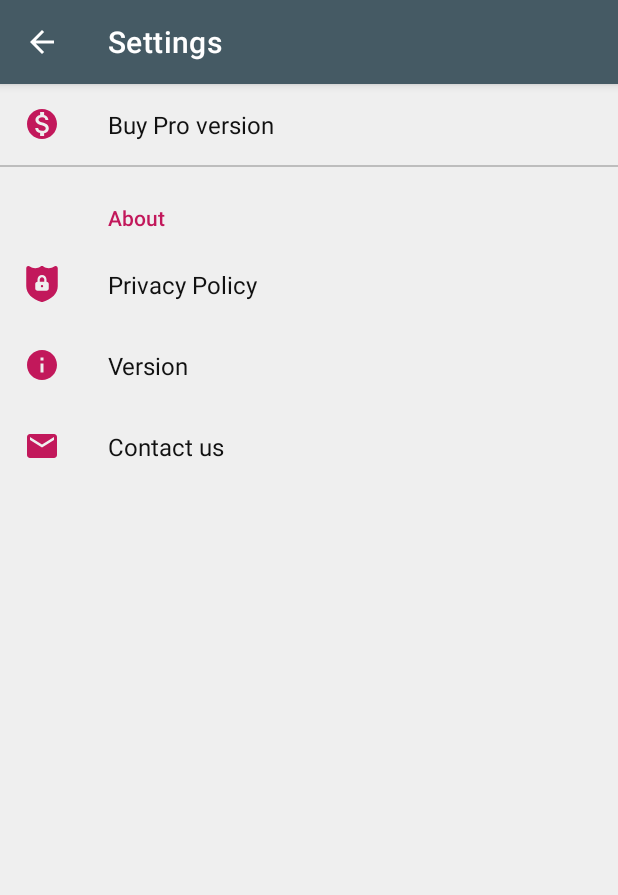
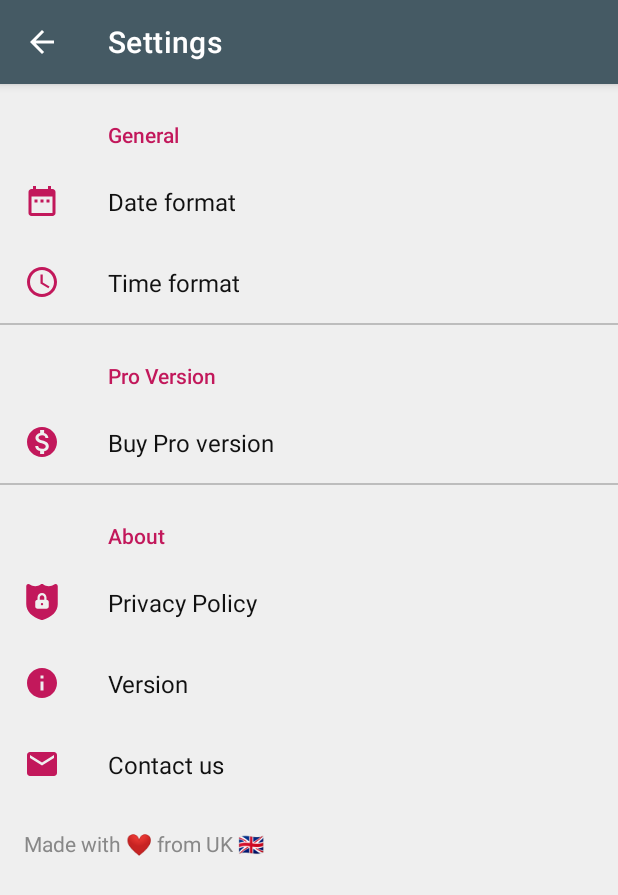
Before and after one commit to kevalpatel2106/year-in-progress, an Android app: the SettingsFragment screen opened directly, with no data from a screen before it, on a phone screen of 412 x 824 dp. Shown: the top 895 px of the screen. Run offline under Robolectric (Android 15) with nearby library versions, the phone set to English and light mode, and no system bars; our stand-ins replace AdMob, Dagger/Hilt's generated code, RxJava, androidx.preference; libraries missing offline, so code that uses them is left out: com.android.billingclient, com.facebook.stetho; 6 statements that could not run were skipped.

Commit message:
Settings for date and time
Signed-off-by: Keval Patel <kevalpatel2106@gmail.com>

```diff
--- a/app/src/main/java/com/kevalpatel2106/yip/detail/DetailViewModel.kt
+++ b/app/src/main/java/com/kevalpatel2106/yip/detail/DetailViewModel.kt
@@ -8,6 +8,7 @@ import android.text.style.ForegroundColorSpan
 import android.text.style.RelativeSizeSpan
 import androidx.lifecycle.MutableLiveData
 import com.kevalpatel2106.yip.R
+import com.kevalpatel2106.yip.base.DateFormatter
 import com.kevalpatel2106.yip.core.BaseViewModel
 import com.kevalpatel2106.yip.core.SingleLiveEvent
 import com.kevalpatel2106.yip.core.addTo
@@ -15,7 +16,6 @@ import com.kevalpatel2106.yip.entity.ProgressColor
 import com.kevalpatel2106.yip.entity.isPreBuild
 import com.kevalpatel2106.yip.repo.YipRepo
 import com.kevalpatel2106.yip.repo.utils.NtpProvider
-import java.text.SimpleDateFormat
 import java.util.*
 import java.util.concurrent.TimeUnit
 import javax.inject.Inject
@@ -24,9 +24,9 @@ import javax.inject.Inject
 internal class DetailViewModel @Inject internal constructor(
         private val application: Application,
         private val yipRepo: YipRepo,
-        private val ntpProvider: NtpProvider
+        private val ntpProvider: NtpProvider,
+        private val sdf: DateFormatter
 ) : BaseViewModel() {
-    private val sdf by lazy { SimpleDateFormat("dd-MMM-yyyy hh:mm", Locale.getDefault()) }
 
     internal var progressId: Long = 0
         set(value) {
--- a/app/src/main/res/drawable/ic_clock.xml
+++ b/app/src/main/res/drawable/ic_clock.xml
@@ -1,10 +1,9 @@
 <vector xmlns:android="http://schemas.android.com/apk/res/android"
     android:width="24dp"
     android:height="24dp"
-    android:tint="#FFFFFF"
     android:viewportHeight="24.0"
     android:viewportWidth="24.0">
     <path
-        android:fillColor="#FF000000"
+        android:fillColor="@color/colorAccent"
         android:pathData="M11.99,2C6.47,2 2,6.48 2,12s4.47,10 9.99,10C17.52,22 22,17.52 22,12S17.52,2 11.99,2zM12,20c-4.42,0 -8,-3.58 -8,-8s3.58,-8 8,-8 8,3.58 8,8 -3.58,8 -8,8zM12.5,7H11v6l5.25,3.15 0.75,-1.23 -4.5,-2.67z" />
 </vector>
--- a/app/src/main/res/drawable/ic_date_range.xml
+++ b/app/src/main/res/drawable/ic_date_range.xml
@@ -4,6 +4,6 @@
     android:viewportHeight="24.0"
     android:viewportWidth="24.0">
     <path
-        android:fillColor="@color/colorSecondaryText"
+        android:fillColor="@color/colorAccent"
         android:pathData="M9,11L7,11v2h2v-2zM13,11h-2v2h2v-2zM17,11h-2v2h2v-2zM19,4h-1L18,2h-2v2L8,4L8,2L6,2v2L5,4c-1.11,0 -1.99,0.9 -1.99,2L3,20c0,1.1 0.89,2 2,2h14c1.1,0 2,-0.9 2,-2L21,6c0,-1.1 -0.9,-2 -2,-2zM19,20L5,20L5,9h14v11z" />
 </vector>
--- a/app/src/main/res/values/const.xml
+++ b/app/src/main/res/values/const.xml
@@ -5,5 +5,8 @@
     <string name="pref_key_version" translatable="false">pref_key_version</string>
     <string name="pref_key_contact" translatable="false">pref_key_contact</string>
     <string name="pref_key_privacy_policy" translatable="false">pref_key_privacy_policy</string>
+    <string name="pref_key_pro_version_header" translatable="false">pro_version_header</string>
+    <string name="pref_key_date_format" translatable="false">pref_key_date_format</string>
+    <string name="pref_key_time_format" translatable="false">pref_key_time_format</string>
     <!--TODO: Categorize the constants-->
 </resources>
--- a/app/src/main/res/values/strings.xml
+++ b/app/src/main/res/values/strings.xml
@@ -17,6 +17,30 @@
     <string name="pref_title_buy_pro">Buy Pro version</string>
     <string name="pref_title_contact">Contact us</string>
     <string name="pref_title_privacy_policy">Privacy Policy</string>
+    <string-array name="date_format_titles">
+        <item>01-Jan-2019</item>
+        <item>01–01–2019</item>
+        <item>01 Jan 2019</item>
+        <item>01–21–2019</item>
+        <item>Jan 21 2019</item>
+        <item>Jan 21,2019</item>
+    </string-array>
+    <string-array name="date_format_values">
+        <item>dd-MMM-yyyy</item>
+        <item>dd–MM–yyyy</item>
+        <item>dd MMM yyyy</item>
+        <item>MM–dd-yyyy</item>
+        <item>MMM dd yyyy</item>
+        <item>MMM dd,yyyy</item>
+    </string-array>
+    <string-array name="time_format_titles">
+        <item>12 Hours (01:00 PM)</item>
+        <item>24 Hours (13:00)</item>
+    </string-array>
+    <string-array name="time_format_values">
+        <item>hh:mm a</item>
+        <item>HH:mm</item>
+    </string-array>
 
     <!--Bottom navigation titles-->
     <string name="menu_title_feedback">Feedback</string>
--- a/app/src/main/res/xml/root_preferences.xml
+++ b/app/src/main/res/xml/root_preferences.xml
@@ -14,12 +14,37 @@
   ~ limitations under the License.
   -->
 
-<androidx.preference.PreferenceScreen xmlns:android="http://schemas.android.com/apk/res/android">
+<androidx.preference.PreferenceScreen xmlns:android="http://schemas.android.com/apk/res/android"
+    xmlns:app="http://schemas.android.com/apk/res-auto">
+    <androidx.preference.PreferenceCategory android:title="General">
 
-    <androidx.preference.Preference
-        android:icon="@drawable/ic_money"
-        android:key="@string/pref_key_buy_pro"
-        android:title="@string/pref_title_buy_pro" />
+        <androidx.preference.ListPreference
+            android:defaultValue="dd-MMM-yyyy"
+            android:entries="@array/date_format_titles"
+            android:entryValues="@array/date_format_values"
+            android:icon="@drawable/ic_date_range"
+            android:key="@string/pref_key_date_format"
+            android:title="Date format" />
+
+        <androidx.preference.ListPreference
+            android:defaultValue="hh:mm a"
+            android:entries="@array/time_format_titles"
+            android:entryValues="@array/time_format_values"
+            android:icon="@drawable/ic_clock"
+            android:key="@string/pref_key_time_format"
+            android:title="Time format" />
+    </androidx.preference.PreferenceCategory>
+
+
+    <androidx.preference.PreferenceCategory
+        android:key="@string/pref_key_pro_version_header"
+        android:title="Pro Version">
+
+        <androidx.preference.Preference
+            android:icon="@drawable/ic_money"
+            android:key="@string/pref_key_buy_pro"
+            android:title="@string/pref_title_buy_pro" />
+    </androidx.preference.PreferenceCategory>
 
     <androidx.preference.PreferenceCategory android:title="@string/about_header">
         <androidx.preference.Preference
@@ -37,4 +62,8 @@
             android:key="@string/pref_key_contact"
             android:title="@string/pref_title_contact" />
     </androidx.preference.PreferenceCategory>
+
+    <androidx.preference.Preference
+        android:summary="Made with ❤ from UK 🇬🇧"
+        app:iconSpaceReserved="false" />
 </androidx.preference.PreferenceScreen>
```
Also changed, not shown: app/src/main/java/com/kevalpatel2106/yip/base/DateFormatter.kt (added, +33 -0 lines), app/src/main/java/com/kevalpatel2106/yip/edit/EditProgressActivity.kt (+6 -4 lines), app/src/main/java/com/kevalpatel2106/yip/settings/SettingsFragment.kt (+12 -1 lines).
